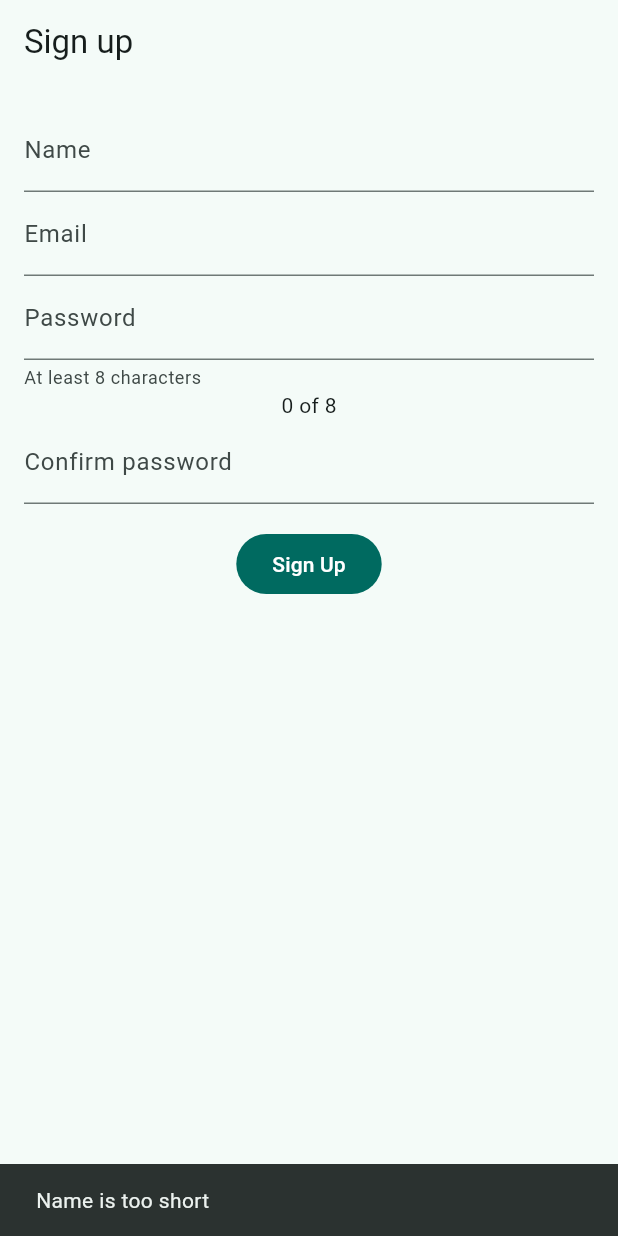
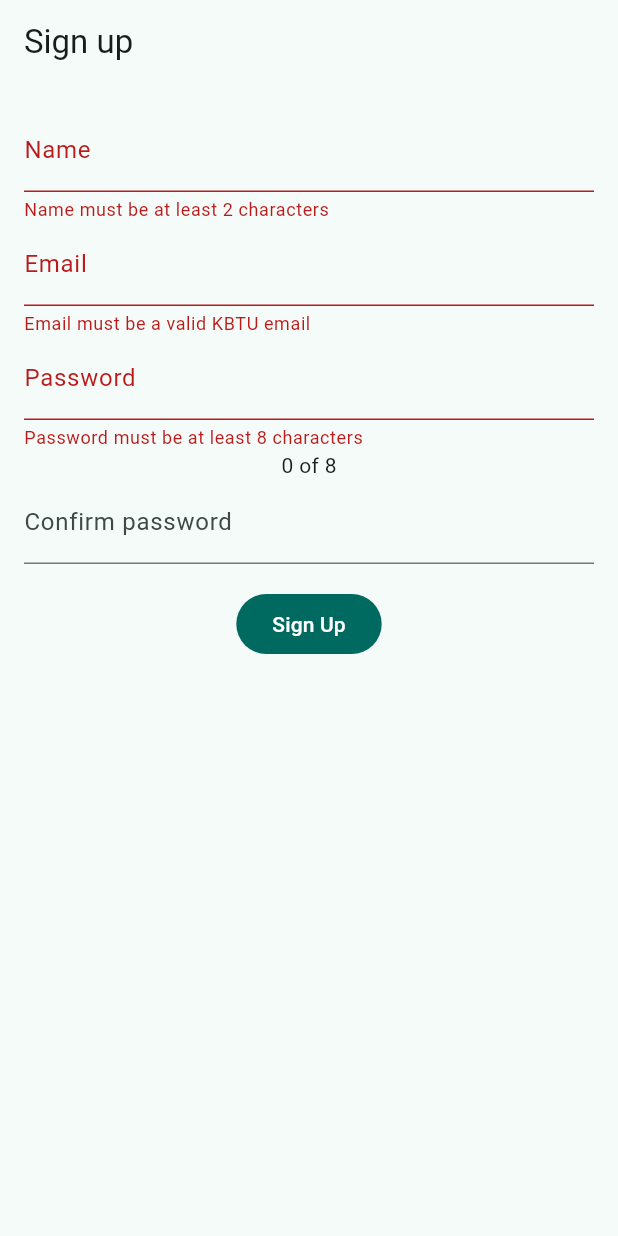
Before and after one commit to aablty/kbtu_flutter_2026, a Flutter app: the screen it shows after launch, after a tap on "Sign Up", on a phone screen of 412 x 824 dp. Run offline on Flutter 3.47's test engine with Material 3 defaults, Android fonts, the phone set to English and light mode, and no system bars.

Commit message:
practice 7: level 2 - A form that validates itself

```diff
--- a/week07/lib/main.dart
+++ b/week07/lib/main.dart
@@ -23,6 +23,8 @@ class SignUpScreen extends StatefulWidget {
 }
 
 class _SignUpScreenState extends State<SignUpScreen> {
+  final _formKey = GlobalKey<FormState>();
+
   final _name = TextEditingController();
   final _email = TextEditingController();
   final _password = TextEditingController();
@@ -31,35 +33,7 @@ class _SignUpScreenState extends State<SignUpScreen> {
   int passwordLength = 0;
 
   void _signUp() {
-    final name = _name.text;
-    final email = _email.text;
-    final password = _password.text;
-    final confirm = _confirm.text;
-
-    if (name.length < 2) {
-      ScaffoldMessenger.of(context)
-          .showSnackBar(const SnackBar(content: Text('Name is too short')));
-      return;
-    }
-
-    if (!email.contains('@kbtu.kz')) {
-      ScaffoldMessenger.of(context)
-          .showSnackBar(const SnackBar(content: Text('Email looks wrong')));
-      return;
-    }
-
-    if (password.length < 8) {
-      ScaffoldMessenger.of(context)
-          .showSnackBar(const SnackBar(content: Text('Password is too short')));
-      return;
-    }
-
-    if (password != confirm) {
-      ScaffoldMessenger.of(
-        context,
-      ).showSnackBar(const SnackBar(content: Text('Passwords do not match')));
-      return;
-    }
+    if (_formKey.currentState?.validate() != true) return;
 
     ScaffoldMessenger.of(context)
         .showSnackBar(const SnackBar(content: Text('Account created')));
@@ -78,20 +52,32 @@ class _SignUpScreenState extends State<SignUpScreen> {
     appBar: AppBar(title: const Text('Sign up')),
     body: Padding(
       padding: EdgeInsets.all(16),
+      child: Form(
+        key: _formKey,
+        autovalidateMode: AutovalidateMode.onUserInteraction,
         child: Column(
           children: [
-          TextField(
+            TextFormField(
+              validator: (v) => (v ?? '').trim().length < 2
+                  ? 'Name must be at least 2 characters'
+                  : null,
               controller: _name,
               decoration: InputDecoration(label: const Text('Name')),
             ),
-          TextField(
+            TextFormField(
+              validator: (v) => (v ?? '').trim().contains('@kbtu.kz') == false
+                  ? 'Email must be a valid KBTU email'
+                  : null,
               controller: _email,
               decoration: InputDecoration(
                 label: const Text('Email'),
                 hintText: 'name@kbtu.kz',
               ),
             ),
-          TextField(
+            TextFormField(
+              validator: (v) => (v ?? '').length < 8
+                  ? 'Password must be at least 8 characters'
+                  : null,
               controller: _password,
               decoration: InputDecoration(
                 label: const Text('Password'),
@@ -100,14 +86,19 @@ class _SignUpScreenState extends State<SignUpScreen> {
               onChanged: (v) => setState(() => passwordLength = v.length),
             ),
             Text('${min(8, passwordLength).toString()} of 8'),
-          TextField(
+            TextFormField(
+              validator: (v) =>
+                  v != _password.text ? 'Passwords do not match' : null,
               controller: _confirm,
-            decoration: InputDecoration(label: const Text('Confirm password')),
+              decoration: InputDecoration(
+                label: const Text('Confirm password'),
+              ),
             ),
             SizedBox(height: 16),
             FilledButton(onPressed: _signUp, child: const Text('Sign Up')),
           ],
         ),
       ),
+    ),
   );
 }
```
Lines whose indentation alone changed are shown as unchanged.
